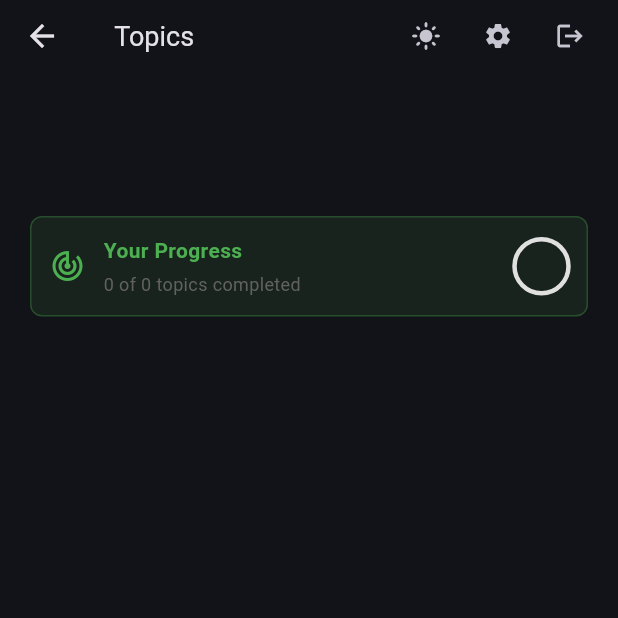
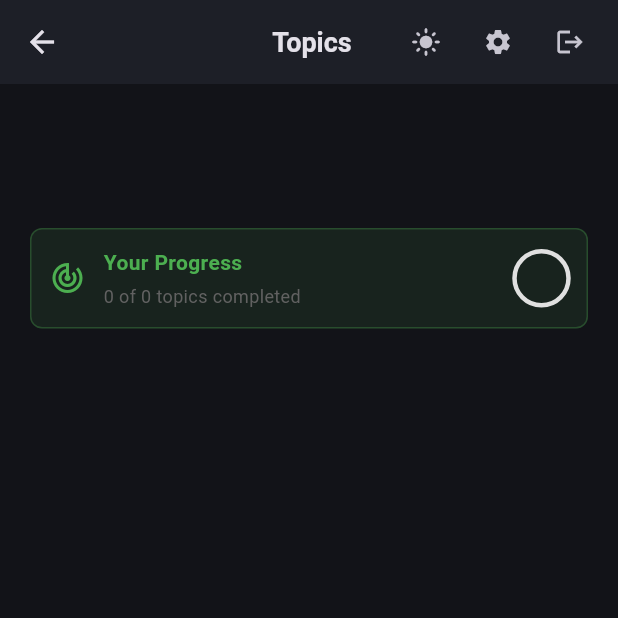
Before and after one commit to big-al188/theorie, a Flutter app: the LearningTopicsPage screen opened directly with empty values, after a tap on the "dark mode" icon, on a phone screen of 412 x 824 dp, the top half of it. Run offline on Flutter 3.47's test engine with Material 3 defaults, Android fonts, the phone set to English and light mode, and no system bars; our stand-ins replace shared_preferences; accounts and stored records are empty.

Commit message:
Sync from GitLab a2f295d8 - Improved Guest User Experience and Login Page

```diff
--- a/lib/main.dart
+++ b/lib/main.dart
@@ -59,7 +59,7 @@ class TheorieApp extends StatelessWidget {
   }
 }
 
-/// Wrapper to handle authentication state
+/// Wrapper to handle authentication state with improved guest user handling
 class AuthWrapper extends StatefulWidget {
   const AuthWrapper({super.key});
 
@@ -79,7 +79,9 @@ class _AuthWrapperState extends State<AuthWrapper> {
 
   Future<void> _checkAuthStatus() async {
     try {
+      // Check if there's an existing current user
       final user = await UserService.instance.getCurrentUser();
+
       if (user != null && mounted) {
         // Load user preferences into app state
         final appState = context.read<AppState>();
@@ -90,12 +92,14 @@ class _AuthWrapperState extends State<AuthWrapper> {
           _isLoading = false;
         });
       } else {
+        // No current user - show login page
         setState(() {
           _isLoggedIn = false;
           _isLoading = false;
         });
       }
     } catch (e) {
+      // On any error, show login page
       setState(() {
         _isLoggedIn = false;
         _isLoading = false;
--- a/lib/views/pages/login_page.dart
+++ b/lib/views/pages/login_page.dart
@@ -15,8 +15,9 @@ class LoginPage extends StatefulWidget {
 
 class _LoginPageState extends State<LoginPage> {
   final _formKey = GlobalKey<FormState>();
-  final _usernameController = TextEditingController();
-  final _emailController = TextEditingController();
+  final _usernameEmailController = TextEditingController(); // For login (username OR email)
+  final _usernameController = TextEditingController(); // For registration username
+  final _emailController = TextEditingController(); // For registration email
   final _passwordController = TextEditingController();
 
   bool _isLogin = true;
@@ -25,6 +26,7 @@ class _LoginPageState extends State<LoginPage> {
 
   @override
   void dispose() {
+    _usernameEmailController.dispose();
     _usernameController.dispose();
     _emailController.dispose();
     _passwordController.dispose();
@@ -83,22 +85,28 @@ class _LoginPageState extends State<LoginPage> {
     if (isLandscape && deviceType == DeviceType.mobile) {
       return 16.0; // Less vertical padding in landscape
     }
-    return deviceType == DeviceType.mobile ? 24.0 : 32.0;
+    return deviceType == DeviceType.mobile ? 24.0 : 48.0;
   }
 
   Widget _buildHeader(DeviceType deviceType, bool isLandscape) {
-    final titleFontSize = isLandscape && deviceType == DeviceType.mobile
-        ? 36.0
-        : (deviceType == DeviceType.mobile ? 42.0 : 48.0);
+    final titleFontSize = isLandscape
+        ? (deviceType == DeviceType.mobile ? 28.0 : 36.0)
+        : (deviceType == DeviceType.mobile ? 32.0 : 48.0);
 
-    final subtitleFontSize = isLandscape && deviceType == DeviceType.mobile
-        ? 16.0
-        : (deviceType == DeviceType.mobile ? 18.0 : 20.0);
+    final subtitleFontSize = isLandscape
+        ? (deviceType == DeviceType.mobile ? 14.0 : 16.0)
+        : (deviceType == DeviceType.mobile ? 16.0 : 18.0);
 
     return Column(
       children: [
+        Icon(
+          Icons.music_note,
+          size: isLandscape ? 60 : 80,
+          color: Theme.of(context).primaryColor,
+        ),
+        SizedBox(height: isLandscape ? 16 : 24),
         Text(
-          'Welcome to Theorie',
+          'Theorie',
           style: TextStyle(
             fontSize: titleFontSize,
             fontWeight: FontWeight.bold,
@@ -108,10 +116,11 @@ class _LoginPageState extends State<LoginPage> {
         ),
         SizedBox(height: isLandscape ? 8 : 16),
         Text(
-          'Your interactive music theory companion',
+          'Learn Music Theory & Guitar Fretboard',
           style: TextStyle(
             fontSize: subtitleFontSize,
             color: Colors.grey.shade600,
+            fontWeight: FontWeight.w500,
           ),
           textAlign: TextAlign.center,
         ),
@@ -125,39 +134,43 @@ class _LoginPageState extends State<LoginPage> {
         constraints: BoxConstraints(
           maxWidth: deviceType == DeviceType.mobile ? double.infinity : 400.0,
         ),
-        child: Card(
-          elevation: 4,
-          child: Padding(
-            padding: EdgeInsets.all(
-              deviceType == DeviceType.mobile ? 20.0 : 32.0,
-            ),
         child: Form(
           key: _formKey,
+          child: Card(
+            elevation: 8,
+            child: Padding(
+              padding: const EdgeInsets.all(24.0),
               child: Column(
                 mainAxisSize: MainAxisSize.min,
-                crossAxisAlignment: CrossAxisAlignment.stretch,
                 children: [
                   Text(
                     _isLogin ? 'Sign In' : 'Create Account',
                     style: TextStyle(
-                      fontSize: deviceType == DeviceType.mobile ? 24.0 : 28.0,
+                      fontSize: deviceType == DeviceType.mobile ? 20.0 : 24.0,
                       fontWeight: FontWeight.bold,
                     ),
-                    textAlign: TextAlign.center,
                   ),
-                  SizedBox(height: deviceType == DeviceType.mobile ? 24 : 32),
 
-                  // Username field (always shown)
+                  const SizedBox(height: 24),
+
+                  // Login: Single field for username OR email
+                  if (_isLogin) ...[
+                    _buildTextField(
+                      controller: _usernameEmailController,
+                      label: 'Username or Email',
+                      icon: Icons.person,
+                      required: false, // Optional for login (can use guest)
+                    ),
+                    const SizedBox(height: 16),
+                  ] else ...[
+                    // Registration: Separate fields for username and email
                     _buildTextField(
                       controller: _usernameController,
                       label: 'Username',
                       icon: Icons.person,
-                    required: !_isLogin, // Only required for registration
+                      required: true,
                     ),
                     const SizedBox(height: 16),
-
-                  // Email field (only for registration)
-                  if (!_isLogin) ...[
                     _buildTextField(
                       controller: _emailController,
                       label: 'Email',
@@ -168,15 +181,17 @@ class _LoginPageState extends State<LoginPage> {
                     const SizedBox(height: 16),
                   ],
 
-                  // Password field (show but not required - for future implementation)
+                  // Password field
                   _buildTextField(
                     controller: _passwordController,
-                    label: 'Password',
+                    label: 'Password (coming soon)',
                     icon: Icons.lock,
                     obscureText: _obscurePassword,
-                    required: false, // Not required for now
+                    required: false, // Not required yet
                     suffixIcon: IconButton(
-                      icon: Icon(_obscurePassword ? Icons.visibility : Icons.visibility_off),
+                      icon: Icon(
+                        _obscurePassword ? Icons.visibility : Icons.visibility_off,
+                      ),
                       onPressed: () {
                         setState(() {
                           _obscurePassword = !_obscurePassword;
@@ -184,16 +199,19 @@ class _LoginPageState extends State<LoginPage> {
                       },
                     ),
                   ),
+
                   const SizedBox(height: 24),
 
-                  // Login/Register button
+                  // Auth button
                   SizedBox(
-                    height: 48,
+                    width: double.infinity,
                     child: ElevatedButton(
                       onPressed: _isLoading ? null : _handleAuth,
                       style: ElevatedButton.styleFrom(
-                        backgroundColor: Theme.of(context).primaryColor,
-                        foregroundColor: Colors.white,
+                        padding: const EdgeInsets.symmetric(vertical: 16),
+                        shape: RoundedRectangleBorder(
+                          borderRadius: BorderRadius.circular(8),
+                        ),
                       ),
                       child: _isLoading
                           ? const SizedBox(
@@ -260,8 +278,14 @@ class _LoginPageState extends State<LoginPage> {
         if (value == null || value.trim().isEmpty) {
           return 'This field is required';
         }
-        if (label == 'Email' && !_isValidEmail(value)) {
+        if (label.contains('Email') && !_isValidEmail(value)) {
           return 'Please enter a valid email';
+        }
+        if (label == 'Username or Email' && value.isNotEmpty) {
+          // For combined field, check if it's a valid email OR username
+          if (value.contains('@') && !_isValidEmail(value)) {
+            return 'Please enter a valid email or username';
+          }
         }
         return null;
       } : null,
@@ -280,6 +304,10 @@ class _LoginPageState extends State<LoginPage> {
           label: const Text('Continue as Guest'),
           style: OutlinedButton.styleFrom(
             padding: const EdgeInsets.symmetric(vertical: 16, horizontal: 24),
+            side: BorderSide(
+              color: Theme.of(context).primaryColor,
+              width: 2,
+            ),
           ),
         ),
       ),
@@ -292,6 +320,7 @@ class _LoginPageState extends State<LoginPage> {
         setState(() {
           _isLogin = !_isLogin;
           // Clear form when switching modes
+          _usernameEmailController.clear();
           _usernameController.clear();
           _emailController.clear();
           _passwordController.clear();
@@ -322,14 +351,21 @@ class _LoginPageState extends State<LoginPage> {
     });
 
     try {
-      final username = _usernameController.text.trim();
-      final email = _emailController.text.trim();
+      if (_isLogin) {
+        // Login: Use combined username/email field
+        final usernameOrEmail = _usernameEmailController.text.trim();
 
-      if (_isLogin) {
-        // Login
+        if (usernameOrEmail.isEmpty) {
+          _showError('Please enter your username or email to sign in.');
+          return;
+        }
+
+        // Determine if input is email or username
+        final isEmail = usernameOrEmail.contains('@');
+
         final user = await UserService.instance.loginUser(
-          username: username.isNotEmpty ? username : null,
-          email: email.isNotEmpty ? email : null,
+          username: isEmail ? null : usernameOrEmail,
+          email: isEmail ? usernameOrEmail : null,
         );
 
         if (user == null) {
@@ -339,7 +375,10 @@ class _LoginPageState extends State<LoginPage> {
 
         await _loginSuccess(user);
       } else {
-        // Register
+        // Registration: Use separate username and email fields
+        final username = _usernameController.text.trim();
+        final email = _emailController.text.trim();
+
         if (username.isEmpty || email.isEmpty) {
           _showError('Username and email are required for registration.');
           return;
@@ -369,8 +408,9 @@ class _LoginPageState extends State<LoginPage> {
     });
 
     try {
-      final user = await UserService.instance.loginUser();
-      await _loginSuccess(user!);
+      // Use the explicit guest login method for clarity
+      final user = await UserService.instance.loginAsGuest();
+      await _loginSuccess(user);
     } catch (e) {
       _showError('Failed to sign in as guest. Please try again.');
     } finally {
--- a/lib/views/widgets/common/app_bar.dart
+++ b/lib/views/widgets/common/app_bar.dart
@@ -1,4 +1,4 @@
-// Enhanced lib/views/widgets/common/app_bar.dart
+// lib/views/widgets/common/app_bar.dart
 import 'package:flutter/material.dart';
 import 'package:provider/provider.dart';
 import '../../../models/app_state.dart';
@@ -12,97 +12,68 @@ class TheorieAppBar extends StatelessWidget implements PreferredSizeWidget {
   final String title;
   final List<Widget>? actions;
   final bool showSettings;
-  final bool showLogout;
+  final bool showLogout; // Keep original name for compatibility
   final bool showThemeToggle;
+  final bool centerTitle;
 
   const TheorieAppBar({
     super.key,
     required this.title,
     this.actions,
     this.showSettings = true,
-    this.showLogout = true,
-    this.showThemeToggle = true,
+    this.showLogout = true, // Keep original name
+    this.showThemeToggle = false,
+    this.centerTitle = true,
   });
 
   @override
-  Size get preferredSize {
-    // Default to mobile height as the most conservative fallback
-    return const Size.fromHeight(UIConstants.mobileAppBarHeight);
-  }
-
-  /// Get responsive app bar height based on screen width
-  static double getAppBarHeight(double screenWidth) {
-    final deviceType = ResponsiveConstants.getDeviceType(screenWidth);
-    switch (deviceType) {
-      case DeviceType.mobile:
-        return UIConstants.mobileAppBarHeight;
-      case DeviceType.tablet:
-        return UIConstants.tabletAppBarHeight;
-      case DeviceType.desktop:
-        return UIConstants.desktopAppBarHeight;
-    }
-  }
+  Size get preferredSize => const Size.fromHeight(kToolbarHeight);
 
   /// Get responsive icon size based on screen width
   static double getIconSize(double screenWidth) {
     final deviceType = ResponsiveConstants.getDeviceType(screenWidth);
-    switch (deviceType) {
-      case DeviceType.mobile:
-        return 20.0; // Smaller icons for mobile
-      case DeviceType.tablet:
-        return 22.0; // Medium icons for tablet
-      case DeviceType.desktop:
-        return 24.0; // Standard icons for desktop
-    }
+    return deviceType == DeviceType.mobile ? 20.0 : 24.0;
   }
 
-  /// Get responsive title font size based on screen width
+  /// Get responsive title font size
   static double getTitleFontSize(double screenWidth) {
     final deviceType = ResponsiveConstants.getDeviceType(screenWidth);
-    switch (deviceType) {
-      case DeviceType.mobile:
-        return 18.0; // Smaller title for mobile
-      case DeviceType.tablet:
-        return 19.0; // Medium title for tablet
-      case DeviceType.desktop:
-        return 20.0; // Standard title for desktop
-    }
+    return deviceType == DeviceType.mobile ? 18.0 : 22.0;
   }
 
   @override
   Widget build(BuildContext context) {
+    return Consumer<AppState>(
+      builder: (context, appState, child) {
         final screenWidth = MediaQuery.of(context).size.width;
-    final appBarHeight = getAppBarHeight(screenWidth);
+        final deviceType = ResponsiveConstants.getDeviceType(screenWidth);
         final iconSize = getIconSize(screenWidth);
         final titleFontSize = getTitleFontSize(screenWidth);
-    final deviceType = ResponsiveConstants.getDeviceType(screenWidth);
 
-    return Consumer<AppState>(
-      builder: (context, appState, child) {
-        return PreferredSize(
-          preferredSize: Size.fromHeight(appBarHeight),
-          child: AppBar(
+        return AppBar(
           title: Text(
             title,
-              style: TextStyle(fontSize: titleFontSize),
+            style: TextStyle(
+              fontSize: titleFontSize,
+              fontWeight: FontWeight.bold,
             ),
-            toolbarHeight: appBarHeight,
-            actions: _buildActionsList(context, appState, iconSize, titleFontSize, deviceType),
           ),
+          centerTitle: centerTitle,
+          elevation: 2,
+          actions: _buildActions(context, appState, deviceType, iconSize, titleFontSize),
         );
       },
     );
   }
 
-  /// Build the complete actions list with proper ordering and responsive sizing
-  List<Widget> _buildActionsList(
+  List<Widget> _buildActions(
     BuildContext context,
     AppState appState,
+    DeviceType deviceType,
     double iconSize,
     double titleFontSize,
-    DeviceType deviceType
   ) {
-    final actionsList = <Widget>[];
+    List<Widget> actionsList = [];
 
     // 1. Add custom page-specific actions first (leftmost position)
     if (actions != null) {
@@ -141,8 +112,20 @@ class TheorieAppBar extends StatelessWidget implements PreferredSizeWidget {
       );
     }
 
-    // 3. Add logout button (second to last position)
-    if (showLogout && appState.currentUser != null && !appState.currentUser!.isDefaultUser) {
+    // 3. Add auth button (logout for regular users, sign in for guests)
+    if (showLogout && appState.currentUser != null) {
+      if (appState.currentUser!.isDefaultUser) {
+        // Guest user - show sign in button
+        actionsList.add(
+          IconButton(
+            icon: const Icon(Icons.login),
+            iconSize: iconSize,
+            tooltip: 'Sign In',
+            onPressed: () => _handleSignIn(context, appState, deviceType),
+          ),
+        );
+      } else {
+        // Regular user - show logout button
         actionsList.add(
           IconButton(
             icon: const Icon(Icons.logout),
@@ -152,22 +135,28 @@ class TheorieAppBar extends StatelessWidget implements PreferredSizeWidget {
           ),
         );
       }
+    }
 
     // 4. Add user indicator for mobile (rightmost position)
-    if (deviceType == DeviceType.mobile &&
-        appState.currentUser != null &&
-        !appState.currentUser!.isDefaultUser) {
+    if (deviceType == DeviceType.mobile && appState.currentUser != null) {
+      final displayName = appState.currentUser!.isDefaultUser
+          ? 'Guest'
+          : (appState.currentUser!.username.length > 8
+              ? '${appState.currentUser!.username.substring(0, 8)}...'
+              : appState.currentUser!.username);
+
       actionsList.add(
         Padding(
           padding: const EdgeInsets.only(right: 8.0),
           child: Center(
             child: Text(
-              appState.currentUser!.username.length > 8
-                  ? '${appState.currentUser!.username.substring(0, 8)}...'
-                  : appState.currentUser!.username,
+              displayName,
               style: TextStyle(
                 fontSize: titleFontSize - 4,
                 fontWeight: FontWeight.w500,
+                color: appState.currentUser!.isDefaultUser
+                    ? Colors.grey.shade600
+                    : null,
               ),
             ),
           ),
@@ -177,6 +166,16 @@ class TheorieAppBar extends StatelessWidget implements PreferredSizeWidget {
 
     return actionsList;
   }
+
+  Future<void> _handleSignIn(BuildContext context, AppState appState, DeviceType deviceType) async {
+    // Navigate to login page, allowing user to sign in or create account
+    if (context.mounted) {
+      Navigator.of(context).push(
+        MaterialPageRoute(builder: (_) => const LoginPage()),
+      );
+    }
+  }
+
   Future<void> _handleLogout(BuildContext context, AppState appState, DeviceType deviceType) async {
     final confirmed = await showDialog<bool>(
       context: context,
@@ -210,7 +209,8 @@ class TheorieAppBar extends StatelessWidget implements PreferredSizeWidget {
     );
 
     if (confirmed == true && context.mounted) {
-      await appState.logout();
+      // Logout completely and go back to login page
+      await appState.logout(switchToGuest: false);
 
       if (context.mounted) {
         Navigator.of(context).pushAndRemoveUntil(
@@ -267,32 +267,39 @@ class ViewModeToggle extends StatelessWidget {
                     : Text(
                         mode.displayName,
                         style: TextStyle(
-                          fontSize: deviceType == DeviceType.mobile ? 10.0 : 12.0,
+                          fontSize: deviceType == DeviceType.mobile ? 12.0 : 14.0,
                         ),
                       ),
                 icon: Icon(
                   _getIconForViewMode(mode),
-                  size: iconSize - 4,
+                  size: iconSize,
                 ),
               ))
           .toList(),
       selected: {currentMode},
-      onSelectionChanged: (selected) {
+      onSelectionChanged: (Set<ViewMode> selected) {
         if (selected.isNotEmpty) {
           onChanged(selected.first);
         }
       },
+      style: SegmentedButton.styleFrom(
+        visualDensity: isCompact ? VisualDensity.compact : null,
+        padding: isCompact
+            ? const EdgeInsets.symmetric(horizontal: 8, vertical: 4)
+            : null,
+      ),
     );
   }
 
+  /// Get appropriate icon for each view mode
   IconData _getIconForViewMode(ViewMode mode) {
     switch (mode) {
+      case ViewMode.intervals:
+        return Icons.analytics;
       case ViewMode.scales:
         return Icons.music_note;
       case ViewMode.chords:
         return Icons.piano;
-      case ViewMode.intervals:
-        return Icons.straighten;
     }
   }
 }
```
Also changed, not shown: lib/models/app_state.dart (+18 -2 lines), lib/services/user_service.dart (+62 -10 lines). Lines whose indentation alone changed are shown as unchanged.
